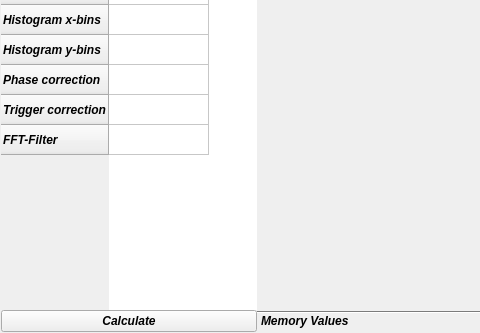
The window that density_matrix/density_matrix.ui (benschneider/sideprojects1) describes before a commit, drawn with Qt 5; both pictures show x 0 to 480 and y 243 to 576 of the 880 by 576 pixel window.
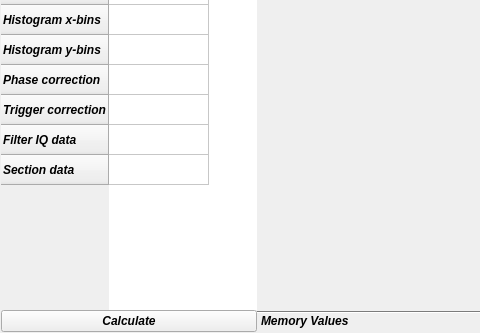
The same window after the commit. The open tabs and pages were chosen to show the change.

Commit message: Added sectioning option, req: Correlation avg

```diff
--- a/density_matrix/density_matrix.ui
+++ b/density_matrix/density_matrix.ui
@@ -128,7 +128,12 @@
         </row>
         <row>
          <property name="text">
-          <string>FFT-Filter</string>
+          <string>Filter IQ data</string>
+         </property>
+        </row>
+        <row>
+         <property name="text">
+          <string>Section data</string>
          </property>
         </row>
         <column>
```
Left out of the diff: 8 changed lines with no effect on the pictures. The commit also changes 2 other files.
